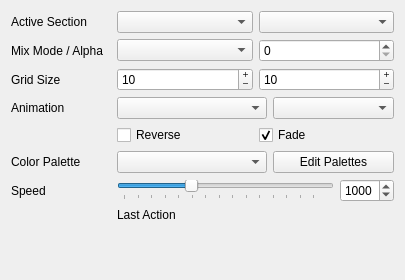
Above: gui/widget/maestrocontrol.ui from 8bitbuddhist/PixelMaestro before the change. Below: the same form after it.
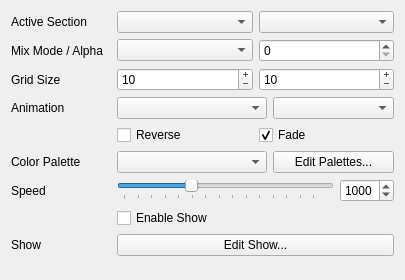
That is the form after the change.

Commit message: Added Show GUI controls (testing only)

```diff
--- a/gui/widget/maestrocontrol.ui
+++ b/gui/widget/maestrocontrol.ui
@@ -206,7 +206,7 @@
        <item>
         <widget class="QPushButton" name="paletteControlButton">
          <property name="text">
-          <string>Edit Palettes</string>
+          <string>Edit Palettes...</string>
          </property>
         </widget>
        </item>
@@ -273,10 +273,24 @@
        </item>
       </layout>
      </item>
-     <item row="10" column="1">
-      <widget class="QLabel" name="lastActionLabel">
+     <item row="11" column="1">
+      <widget class="QCheckBox" name="enableShowCheckBox">
        <property name="text">
-        <string>Last Action</string>
+        <string>Enable Show</string>
+       </property>
+      </widget>
+     </item>
+     <item row="12" column="0">
+      <widget class="QLabel" name="showLabel">
+       <property name="text">
+        <string>Show</string>
+       </property>
+      </widget>
+     </item>
+     <item row="12" column="1">
+      <widget class="QPushButton" name="editEventsButton">
+       <property name="text">
+        <string>Edit Show...</string>
        </property>
       </widget>
      </item>
```
The commit also changes 14 other files.
